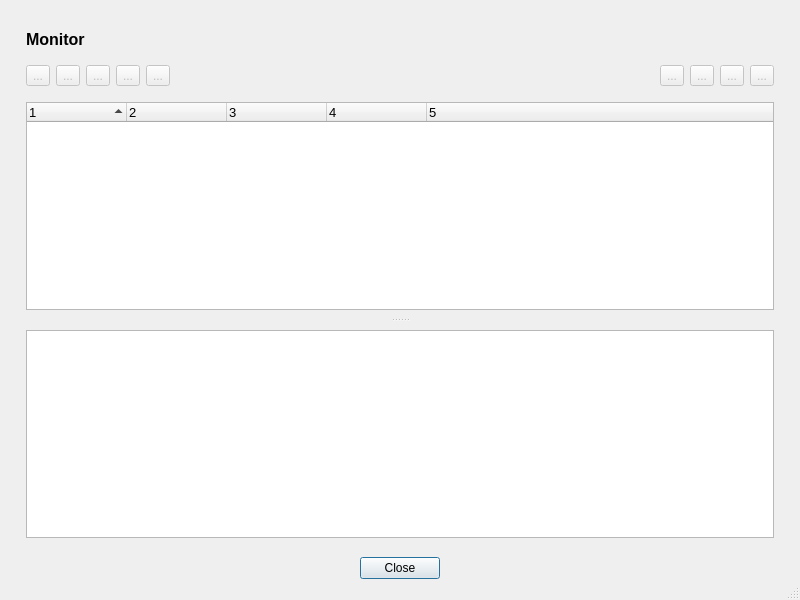
This is monitor.ui in mikaelsundell/jobman as Qt 5 draws it before an edit. The edited form follows.
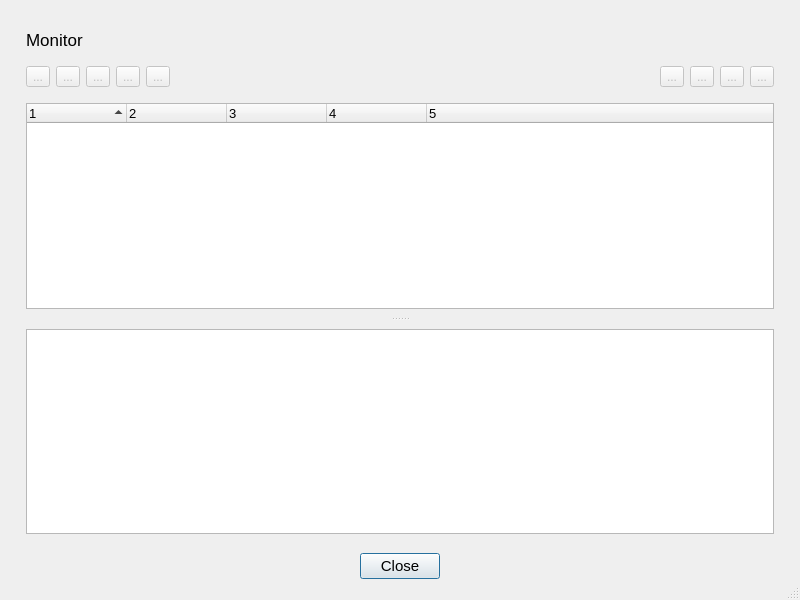
This is the edited form. Icons and pictures are not drawn. Custom widgets are drawn as their Qt base class.

Commit message: Added options to presets Added environment variables Added overwrite Added OS and Preprocess to Jobs Added import and export Preferences Improved stylesheet Improved auto default for buttons

Diff of the .ui file:
```diff
--- a/monitor.ui
+++ b/monitor.ui
@@ -102,8 +102,8 @@
           <widget class="QLabel" name="label">
            <property name="font">
             <font>
-             <pointsize>12</pointsize>
-             <bold>true</bold>
+             <pointsize>13</pointsize>
+             <bold>false</bold>
             </font>
            </property>
            <property name="text">
@@ -443,12 +443,26 @@
       </item>
       <item>
        <widget class="QPushButton" name="close">
+        <property name="font">
+         <font>
+          <pointsize>11</pointsize>
+         </font>
+        </property>
         <property name="toolTip">
          <string>Close</string>
         </property>
         <property name="text">
          <string>Close</string>
         </property>
+        <property name="autoDefault">
+         <bool>false</bool>
+        </property>
+        <property name="default">
+         <bool>true</bool>
+        </property>
+        <property name="flat">
+         <bool>false</bool>
+        </property>
        </widget>
       </item>
       <item>
```
The commit also changes 25 other files.
